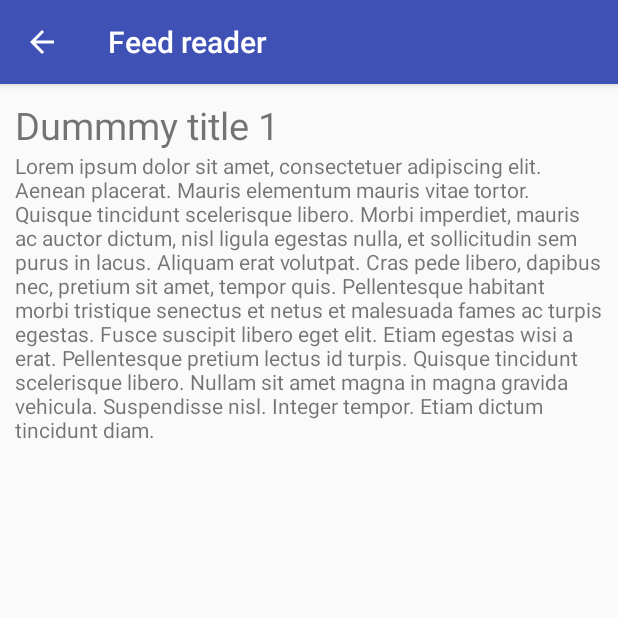
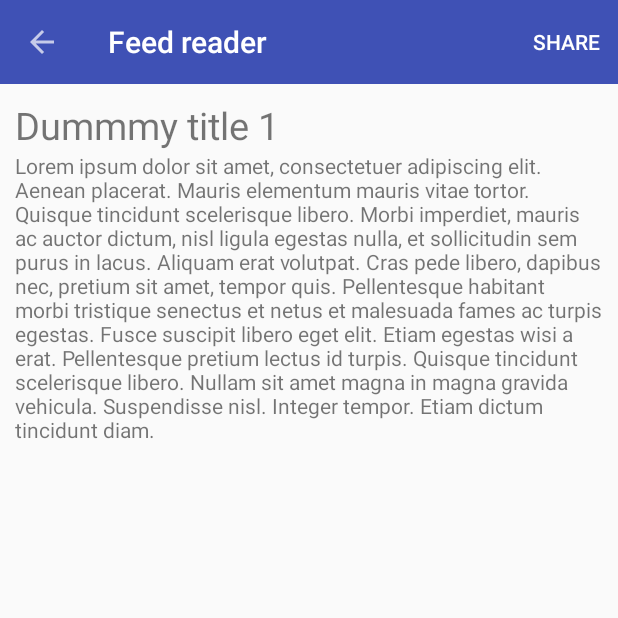
Before and after one commit to buttasam/android-feedreader, an Android app: the screen it shows after launch (ArticleDetailActivity), after a tap on "Dummmy title 1", on a phone screen of 412 x 824 dp, the top half of it. Run offline under Robolectric (Android 15) with nearby library versions, the phone set to English and light mode, and no system bars; 1 other tap on this screen came first.

Commit message:
Add top bar menus

```diff
--- a/app/src/main/java/buttasam/cvut/cz/android_feedreader/activity/ArticleDetailActivity.java
+++ b/app/src/main/java/buttasam/cvut/cz/android_feedreader/activity/ArticleDetailActivity.java
@@ -2,6 +2,8 @@ package buttasam.cvut.cz.android_feedreader.activity;
 
 import android.os.Bundle;
 import android.support.v7.app.AppCompatActivity;
+import android.view.Menu;
+import android.view.MenuInflater;
 import android.view.MenuItem;
 
 import buttasam.cvut.cz.android_feedreader.R;
@@ -18,7 +20,18 @@ public class ArticleDetailActivity extends AppCompatActivity {
         System.out.println(id);
 
         // enable back button
+        android.support.v7.widget.Toolbar toolbar = findViewById(R.id.toolbar);
+        setSupportActionBar(toolbar);
         getSupportActionBar().setDisplayHomeAsUpEnabled(true);
+    }
+
+
+    @Override
+    public boolean onCreateOptionsMenu(Menu menu) {
+        MenuInflater menuInflater = getMenuInflater();
+        menuInflater.inflate(R.menu.menu_article_detail, menu);
+
+        return true;
     }
 
     @Override
--- a/app/src/main/java/buttasam/cvut/cz/android_feedreader/activity/ArticleListActivity.java
+++ b/app/src/main/java/buttasam/cvut/cz/android_feedreader/activity/ArticleListActivity.java
@@ -2,6 +2,8 @@ package buttasam.cvut.cz.android_feedreader.activity;
 
 import android.os.Bundle;
 import android.support.v7.app.AppCompatActivity;
+import android.view.Menu;
+import android.view.MenuInflater;
 
 import buttasam.cvut.cz.android_feedreader.R;
 
@@ -11,6 +13,17 @@ public class ArticleListActivity extends AppCompatActivity {
     protected void onCreate(Bundle savedInstanceState) {
         super.onCreate(savedInstanceState);
         setContentView(R.layout.activity_article_list);
+
+        android.support.v7.widget.Toolbar toolbar = findViewById(R.id.toolbar);
+        setSupportActionBar(toolbar);
+
     }
 
+    @Override
+    public boolean onCreateOptionsMenu(Menu menu) {
+        MenuInflater menuInflater = getMenuInflater();
+        menuInflater.inflate(R.menu.menu_article_list, menu);
+
+        return true;
+    }
 }
--- a/app/src/main/res/layout/activity_article_detail.xml
+++ b/app/src/main/res/layout/activity_article_detail.xml
@@ -3,8 +3,19 @@
     xmlns:tools="http://schemas.android.com/tools"
     android:layout_width="match_parent"
     android:layout_height="match_parent"
+    xmlns:app="http://schemas.android.com/apk/res-auto"
     tools:context="buttasam.cvut.cz.android_feedreader.activity.ArticleDetailActivity"
     android:orientation="vertical">
+
+    <android.support.v7.widget.Toolbar
+        android:id="@+id/toolbar"
+        android:layout_width="match_parent"
+        android:layout_height="wrap_content"
+        android:background="?attr/colorPrimary"
+        android:minHeight="?attr/actionBarSize"
+        app:theme="@style/ThemeOverlay.AppCompat.Dark"
+        app:popupTheme="@style/ThemeOverlay.AppCompat.Light" />
+
 
     <fragment
         android:id="@+id/fragment_article_detail"
--- a/app/src/main/res/layout/activity_article_list.xml
+++ b/app/src/main/res/layout/activity_article_list.xml
@@ -9,6 +9,15 @@
     tools:context="buttasam.cvut.cz.android_feedreader.activity.ArticleListActivity">
 
 
+        <android.support.v7.widget.Toolbar
+            android:id="@+id/toolbar"
+            android:layout_width="match_parent"
+            android:layout_height="wrap_content"
+            android:background="?attr/colorPrimary"
+            android:minHeight="?attr/actionBarSize"
+            app:theme="@style/ThemeOverlay.AppCompat.Dark"
+            app:popupTheme="@style/ThemeOverlay.AppCompat.Light" />
+
         <fragment
             android:id="@+id/fragment_article_list"
             android:name="buttasam.cvut.cz.android_feedreader.fragment.ArticleListFragment"
--- /dev/null
+++ b/app/src/main/res/menu/menu_article_detail.xml
@@ -0,0 +1,11 @@
+<?xml version="1.0" encoding="utf-8"?>
+<menu xmlns:android="http://schemas.android.com/apk/res/android"
+    xmlns:app="http://schemas.android.com/apk/res-auto">
+
+    <item
+        android:id="@+id/topbar_share"
+        android:title="Share"
+        app:showAsAction="always"
+        />
+
+</menu>
--- /dev/null
+++ b/app/src/main/res/menu/menu_article_list.xml
@@ -0,0 +1,11 @@
+<?xml version="1.0" encoding="utf-8"?>
+<menu xmlns:android="http://schemas.android.com/apk/res/android"
+    xmlns:app="http://schemas.android.com/apk/res-auto">
+
+    <item
+        android:id="@+id/topbar_share"
+        android:title="Settings"
+        app:showAsAction="always"
+        />
+
+</menu>
--- a/app/src/main/res/values/styles.xml
+++ b/app/src/main/res/values/styles.xml
@@ -1,7 +1,7 @@
 <resources>
 
     <!-- Base application theme. -->
-    <style name="AppTheme" parent="Theme.AppCompat.Light.DarkActionBar">
+    <style name="AppTheme" parent="Theme.AppCompat.Light.NoActionBar">
         <!-- Customize your theme here. -->
         <item name="colorPrimary">@color/colorPrimary</item>
         <item name="colorPrimaryDark">@color/colorPrimaryDark</item>
```
